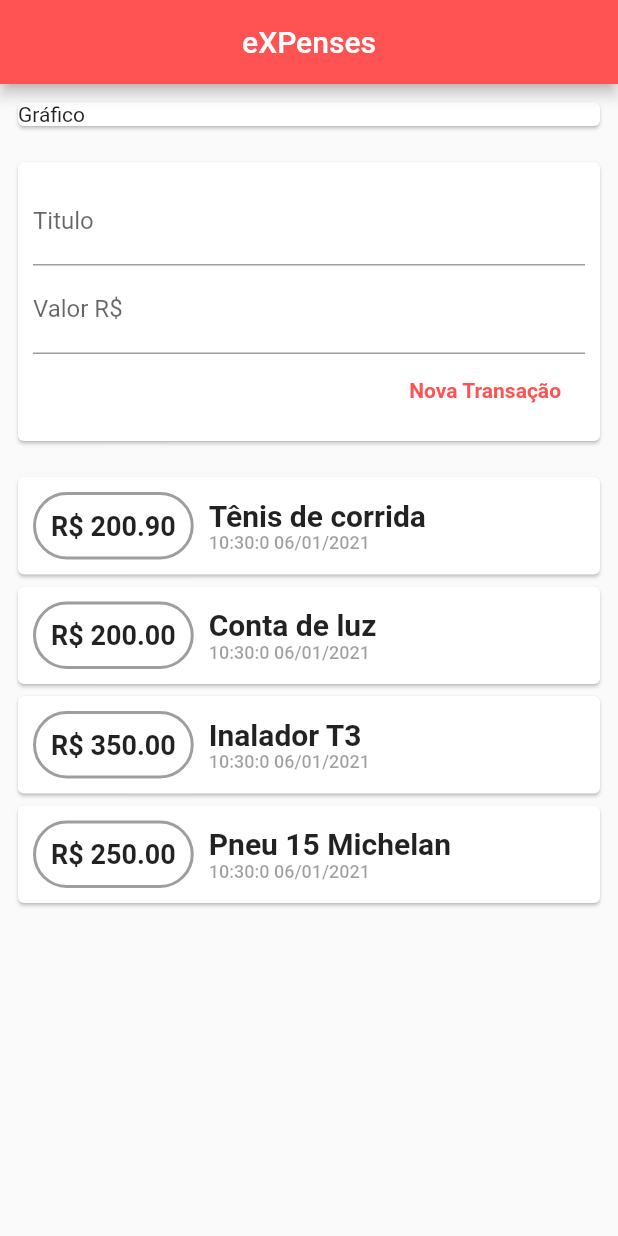
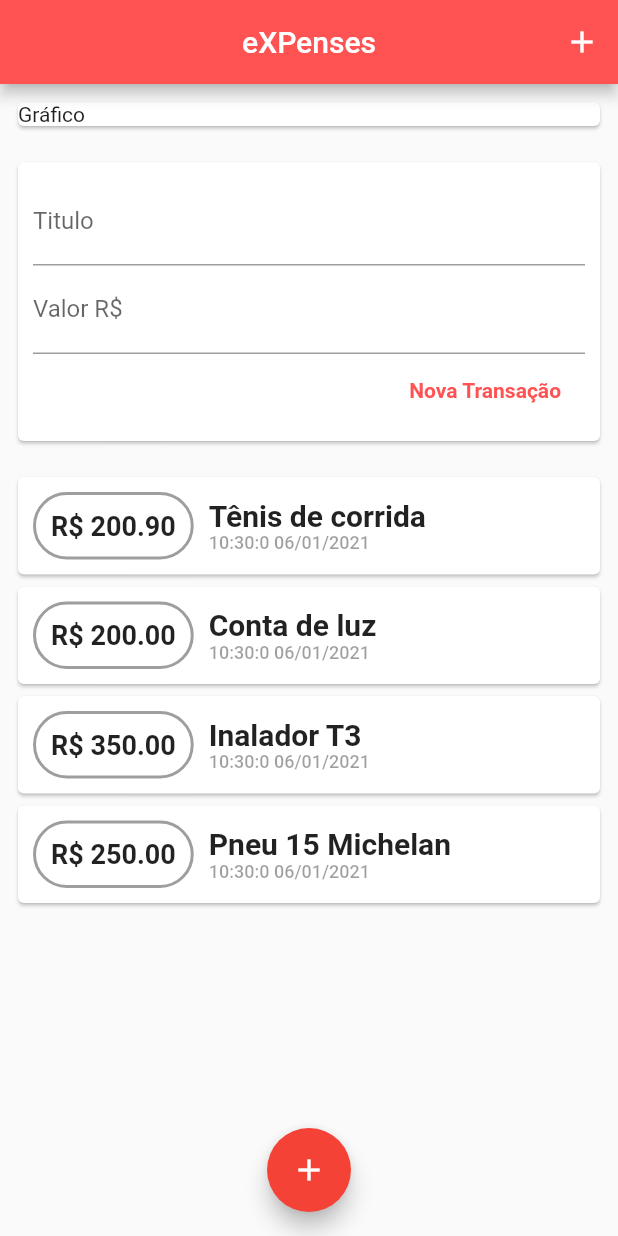
Before and after one commit to BSTK/app_expenses, a Flutter app: the screen it shows after launch, on a phone screen of 412 x 824 dp. Run offline on Flutter 3.47's test engine with Material 2 defaults, Android fonts, the phone set to English and light mode, and no system bars.

Commit message:
main - Adicionando botões de ação

```diff
--- a/lib/home/homepage.dart
+++ b/lib/home/homepage.dart
@@ -28,6 +28,15 @@ class _HomePageState extends State<HomePage> {
   Widget build(BuildContext context) {
     return Scaffold(
       appBar: AppBar(
+        actions: [
+          IconButton(
+            icon: Icon(
+              Icons.add,
+              color: Colors.white,
+            ),
+            onPressed: () {},
+          )
+        ],
         centerTitle: true,
         backgroundColor: Colors.redAccent,
         title: Text('eXPenses'),
@@ -40,7 +49,15 @@ class _HomePageState extends State<HomePage> {
             Transacoes()
           ],
         ),
-      )
+      ),
+      floatingActionButtonLocation: FloatingActionButtonLocation.centerFloat,
+      floatingActionButton: FloatingActionButton(
+        child: Icon(
+          Icons.add,
+          color: Colors.white,
+        ),
+        onPressed: () {},
+      ),
     );
   }
 
```
